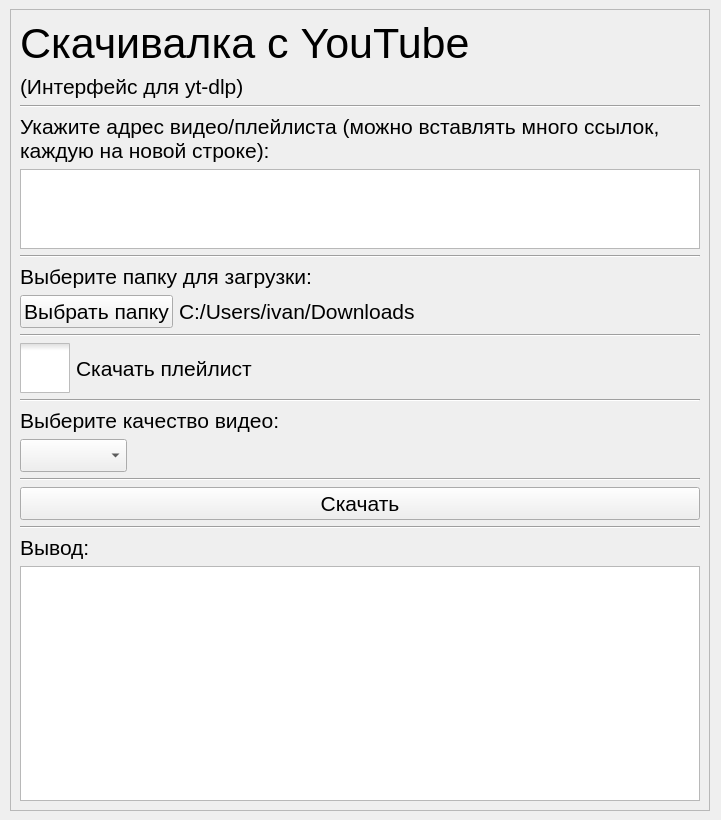
SeryiBaran/yt-dlp-python-gui, file ui/main.ui: the form before one commit.
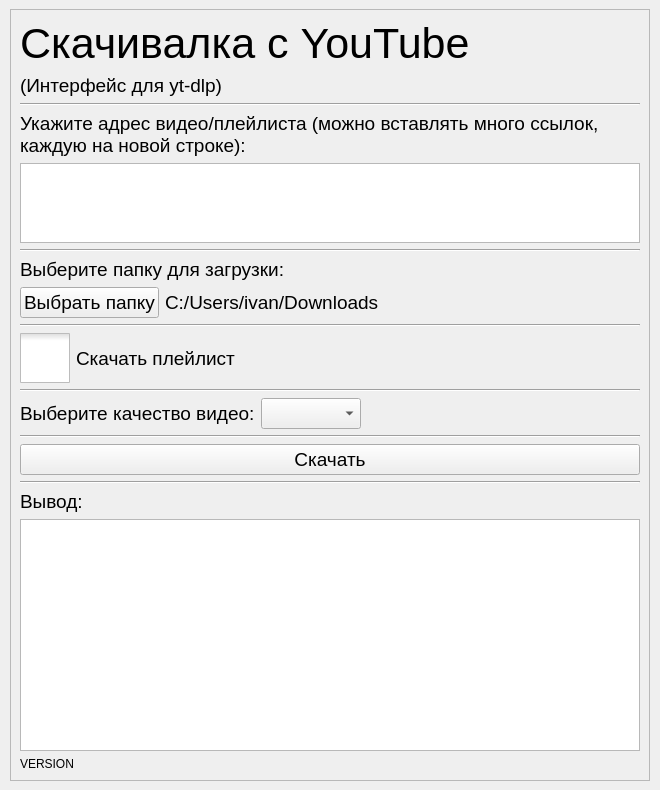
The form after the commit. Icons and pictures are not drawn.

What changed in the file:
```diff
--- a/ui/main.ui
+++ b/ui/main.ui
@@ -9,13 +9,13 @@
    <rect>
     <x>0</x>
     <y>0</y>
-    <width>721</width>
-    <height>820</height>
+    <width>660</width>
+    <height>790</height>
    </rect>
   </property>
   <property name="font">
    <font>
-    <pointsize>16</pointsize>
+    <pointsize>14</pointsize>
    </font>
   </property>
   <property name="windowTitle">
@@ -32,7 +32,7 @@
      <widget class="QScrollArea" name="scrollArea">
       <property name="maximumSize">
        <size>
-        <width>700</width>
+        <width>640</width>
         <height>16777215</height>
        </size>
       </property>
@@ -44,8 +44,8 @@
         <rect>
          <x>0</x>
          <y>0</y>
-         <width>698</width>
-         <height>800</height>
+         <width>638</width>
+         <height>770</height>
         </rect>
        </property>
        <layout class="QVBoxLayout" name="verticalLayout_3">
@@ -157,7 +157,7 @@
          <widget class="QCheckBox" name="check_download_playlist">
           <property name="font">
            <font>
-            <pointsize>16</pointsize>
+            <pointsize>14</pointsize>
            </font>
           </property>
           <property name="styleSheet">
@@ -189,6 +189,8 @@
          </widget>
         </item>
         <item>
+         <layout class="QHBoxLayout" name="horizontalLayout">
+          <item>
          <widget class="QLabel" name="label_14">
           <property name="text">
            <string>Выберите качество видео:</string>
@@ -196,8 +198,6 @@
          </widget>
         </item>
         <item>
-         <layout class="QHBoxLayout" name="horizontalLayout_1">
-          <item>
            <widget class="QComboBox" name="comboBox_video_size">
             <property name="minimumSize">
              <size>
@@ -266,6 +266,18 @@
           </property>
          </widget>
         </item>
+        <item>
+         <widget class="QLabel" name="version_label">
+          <property name="font">
+           <font>
+            <pointsize>9</pointsize>
+           </font>
+          </property>
+          <property name="text">
+           <string>VERSION</string>
+          </property>
+         </widget>
+        </item>
        </layout>
       </widget>
      </widget>
```
Lines whose indentation alone changed are shown as unchanged.
